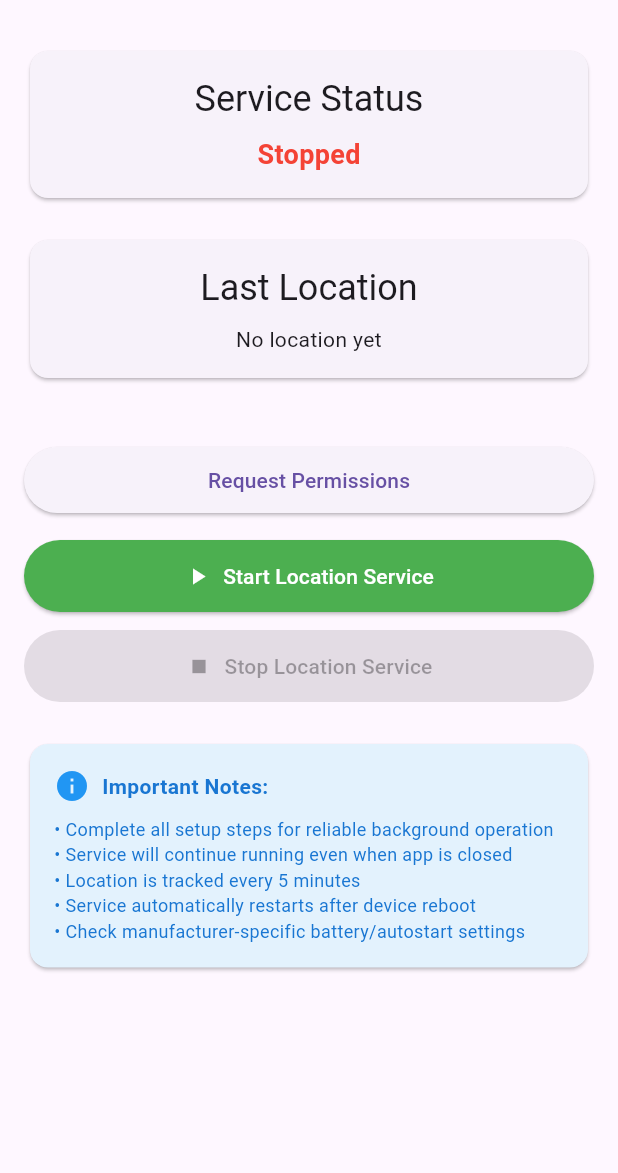
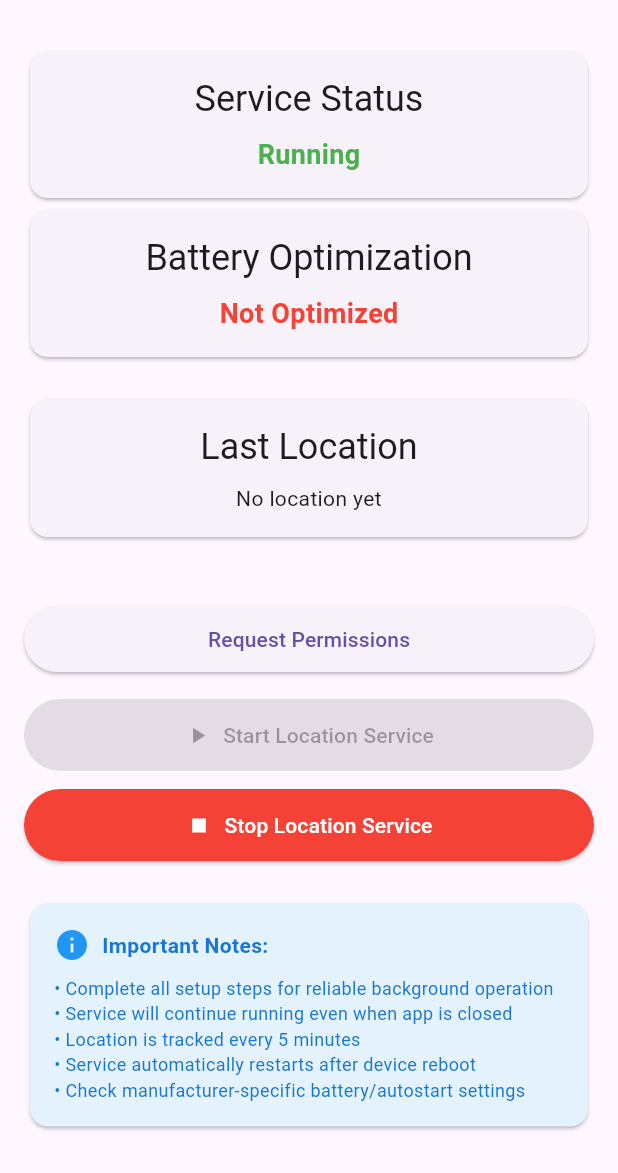
Before and after one commit to vineetkumarsharma17/location_poc, a Flutter app: the screen it shows after launch, after a tap on "Request Permissions", on a phone screen of 412 x 824 dp, the part 63-1236 px from its top. Run offline on Flutter 3.47's test engine with Material 3 defaults, Android fonts, the light colour scheme and no system bars; our stand-ins replace get, permission_handler.

Commit message:
done battery

```diff
--- a/lib/main.dart
+++ b/lib/main.dart
@@ -1,5 +1,7 @@
 import 'package:flutter/material.dart';
 import 'package:flutter/services.dart';
+import 'package:get/get.dart';
+import 'package:permission_handler/permission_handler.dart';
 
 void main() {
   runApp(MyApp());
@@ -8,7 +10,7 @@
 class MyApp extends StatelessWidget {
   @override
   Widget build(BuildContext context) {
-    return MaterialApp(
+    return GetMaterialApp(
       title: 'Location Tracker',
       theme: ThemeData(
         primarySwatch: Colors.blue,
@@ -23,7 +25,8 @@
   _LocationTrackerPageState createState() => _LocationTrackerPageState();
 }
 
-class _LocationTrackerPageState extends State<LocationTrackerPage> {
+class _LocationTrackerPageState extends State<LocationTrackerPage>
+    with WidgetsBindingObserver {
   static const platform = MethodChannel('com.example.locationtracker/location');
   bool isServiceRunning = false;
   bool isBatteryOptimized = false;
@@ -31,10 +34,28 @@
 
   @override
   void initState() {
+    WidgetsBinding.instance.addObserver(this);
     super.initState();
     _checkServiceStatus();
     _checkBatteryOptimization();
     _setupLocationListener();
+  }
+
+  @override
+  void dispose() {
+    WidgetsBinding.instance.removeObserver(this); // Remove observer
+    super.dispose();
+  }
+
+// This method is called whenever the app's lifecycle state changes
+  @override
+  void didChangeAppLifecycleState(AppLifecycleState state) {
+    super.didChangeAppLifecycleState(state);
+    if (state == AppLifecycleState.resumed) {
+      // App is resumed
+      print("App is resumed");
+      _requestPermissions();
+    }
   }
 
   void _setupLocationListener() {
@@ -53,6 +74,9 @@
       setState(() {
         isServiceRunning = result;
       });
+      if (!isServiceRunning) {
+        _requestPermissions();
+      }
     } catch (e) {
       print('Error checking service status: $e');
     }
@@ -115,7 +139,21 @@
 
   Future<void> _requestPermissions() async {
     try {
-      await platform.invokeMethod('requestPermissions');
+      // use permission handler to request permissions
+      PermissionStatus status = await Permission.locationAlways.request();
+      if (status.isGranted) {
+        _startLocationService();
+      } else {
+        Get.defaultDialog(
+          title: "Permission Denied",
+          middleText: "Location permission is required to start the service.",
+          textConfirm: "OK",
+          onConfirm: () {
+            Get.back();
+            openAppSettings();
+          },
+        );
+      }
     } catch (e) {
       print('Error requesting permissions: $e');
       _showError('Failed to request permissions: $e');
@@ -153,6 +191,28 @@
                       isServiceRunning ? 'Running' : 'Stopped',
                       style: TextStyle(
                         color: isServiceRunning ? Colors.green : Colors.red,
+                        fontWeight: FontWeight.bold,
+                        fontSize: 18,
+                      ),
+                    ),
+                  ],
+                ),
+              ),
+            ),
+            Card(
+              child: Padding(
+                padding: EdgeInsets.all(16.0),
+                child: Column(
+                  children: [
+                    Text(
+                      'Battery Optimization',
+                      style: Theme.of(context).textTheme.headlineSmall,
+                    ),
+                    SizedBox(height: 8),
+                    Text(
+                      isBatteryOptimized ? 'Optimized' : 'Not Optimized',
+                      style: TextStyle(
+                        color: isBatteryOptimized ? Colors.green : Colors.red,
                         fontWeight: FontWeight.bold,
                         fontSize: 18,
                       ),
```
Also changed, not shown: 1 other file.
